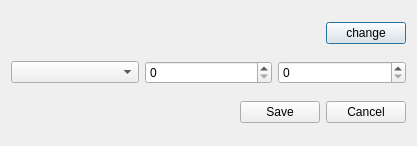
This is src/ui/poschoser.ui in metaxy/openBibleViewer as Qt 5 draws it before an edit. The edited form follows.
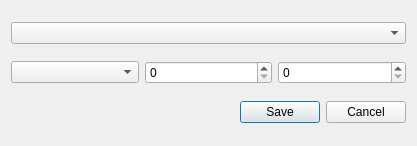
This is the edited form. Icons and pictures are not drawn.

Commit message: better settings and poschoser

```diff
--- a/src/ui/poschoser.ui
+++ b/src/ui/poschoser.ui
@@ -17,24 +17,7 @@
    <item>
     <layout class="QHBoxLayout" name="horizontalLayout_2">
      <item>
-      <widget class="QLabel" name="label_bible">
-       <property name="text">
-        <string/>
-       </property>
-      </widget>
-     </item>
-     <item>
-      <widget class="QPushButton" name="pushButton">
-       <property name="sizePolicy">
-        <sizepolicy hsizetype="Fixed" vsizetype="Fixed">
-         <horstretch>0</horstretch>
-         <verstretch>0</verstretch>
-        </sizepolicy>
-       </property>
-       <property name="text">
-        <string>change</string>
-       </property>
-      </widget>
+      <widget class="QComboBox" name="comboBox_bibles"/>
      </item>
     </layout>
    </item>
```
The commit also changes 30 other files.
